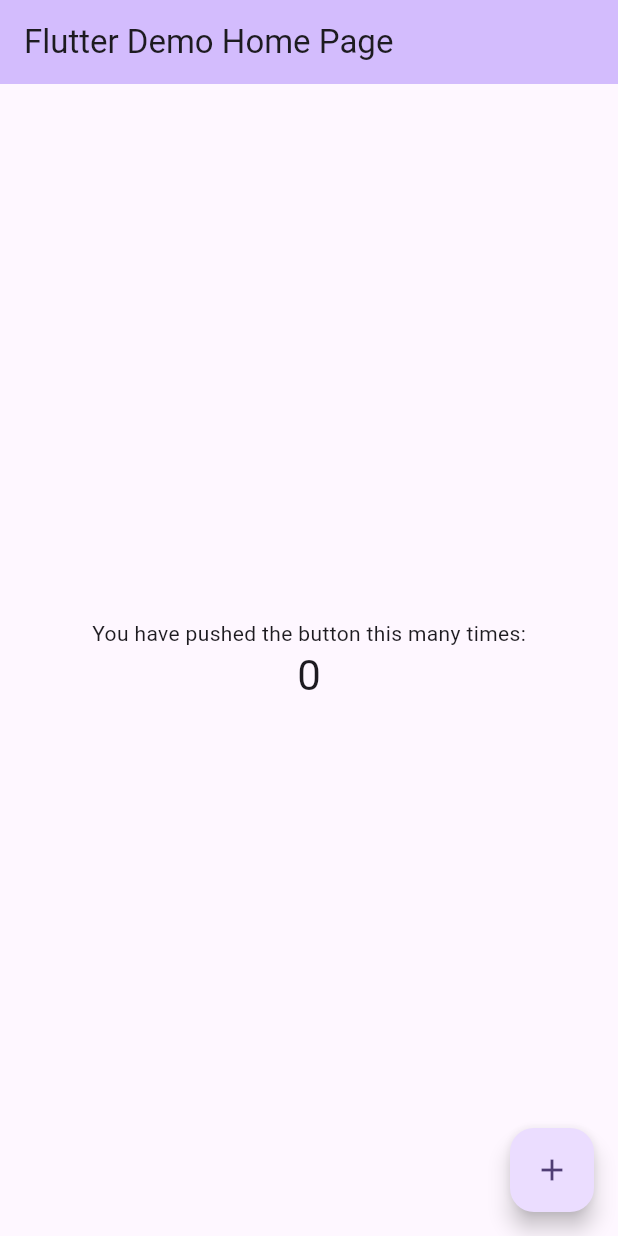
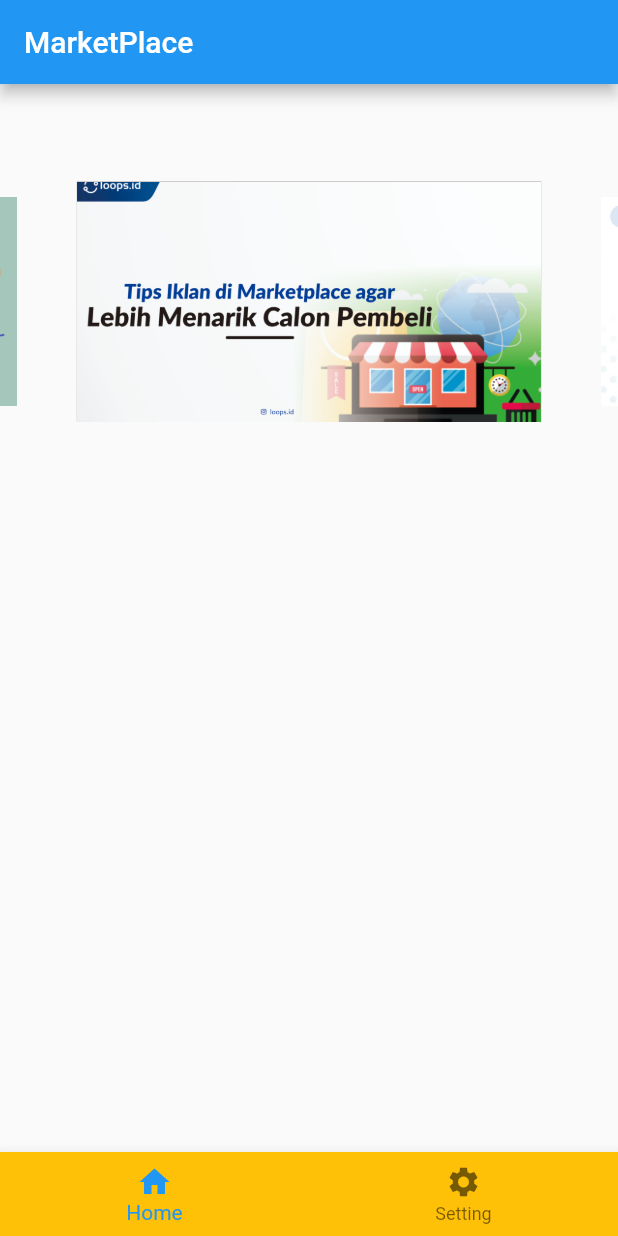
Before and after one commit to danielhartonohonoris1/PROJECT-UAS-MARKETPLACE, a Flutter app: the screen it shows after launch, on a phone screen of 412 x 824 dp. Run offline on Flutter 3.47's test engine with Material 2 defaults, Android fonts, the phone set to English and light mode, and no system bars; drawn by our look-alikes of carousel_slider.

Commit message:
membuat bottomNavigationBar 'Home' dan 'Setting, mem buat filenya dan, membuat slide iklan

```diff
--- /dev/null
+++ b/lib/home.dart
@@ -0,0 +1,75 @@
+import 'package:flutter/material.dart';
+import 'package:carousel_slider/carousel_slider.dart';
+import 'dart:math';
+
+class Home extends StatefulWidget {
+  const Home({Key? key}) : super(key: key);
+
+  @override
+  _HomeState createState() => _HomeState();
+}
+
+class _HomeState extends State<Home> {
+  Random random = Random();
+
+
+
+  // //Array dari gambar diambil dari google
+  // List<String> imageUrls = [
+  //   'https://loops.id/wp-content/uploads/2021/05/10.jpg',
+  //   'https://compas.co.id/wp-content/uploads/2022/08/4-Perbedaan-e-Commerce-dan-Marketplace-1024x532.jpg',
+  //   'https://gencil.news/wp-content/uploads/2021/11/Ecommerce-vs-Marketplace-5.jpg',
+  // ];
+
+  List<String> assetImages = [
+    'image/iklan-1.jpg',
+    'image/iklan-2.jpg',
+    'image/iklan-3.jpg'
+  ];
+
+  @override
+  Widget build(BuildContext context) {
+    return MaterialApp(
+      debugShowCheckedModeBanner: false,
+      home: Scaffold(
+        body: SafeArea(
+          child: Stack(
+            children: <Widget>[
+              //CorouselSlider
+              Container(
+                margin: EdgeInsets.only(top: 45),
+                child: CarouselSlider(
+                  items: assetImages.map((assetPath) {
+                    return Builder(
+                      builder: (BuildContext context) {
+                        return Container(
+                          width: MediaQuery.of(context).size.width,
+                          margin: EdgeInsets.symmetric(
+                              horizontal: 10, vertical: 20),
+                          decoration: BoxDecoration(
+                            color: Colors.grey,
+                          ),
+                          child: Image.asset(
+                            assetPath,
+                            fit: BoxFit.cover,
+                          ),
+                        );
+                      },
+                    );
+                  }).toList(),
+                  options: CarouselOptions(
+                    height: 200.0,
+                    initialPage: 0,
+                    autoPlay: true,
+                    enlargeCenterPage: true,
+                    autoPlayInterval: Duration(seconds: 3),
+                  ),
+                ),
+              ),
+            ],
+          ),
+        ),
+      ),
+    );
+  }
+}
--- a/lib/main.dart
+++ b/lib/main.dart
@@ -1,125 +1,52 @@
 import 'package:flutter/material.dart';
+import 'package:flutter_application_1/home.dart';
+import 'package:flutter_application_1/setting.dart';
 
 void main() {
   runApp(const MyApp());
 }
 
-class MyApp extends StatelessWidget {
-  const MyApp({super.key});
+class MyApp extends StatefulWidget {
+  const MyApp({Key? key}) : super(key: key);
 
-  // This widget is the root of your application.
+  @override
+  _MyAppState createState() => _MyAppState();
+}
+
+class _MyAppState extends State<MyApp> {
+  int currentPages = 0;
+
+  final List<Widget> pages = [
+    const Home(),
+    const Setting(),
+  ];
+
   @override
   Widget build(BuildContext context) {
     return MaterialApp(
-      title: 'Flutter Demo',
-      theme: ThemeData(
-        // This is the theme of your application.
-        //
-        // TRY THIS: Try running your application with "flutter run". You'll see
-        // the application has a blue toolbar. Then, without quitting the app,
-        // try changing the seedColor in the colorScheme below to Colors.green
-        // and then invoke "hot reload" (save your changes or press the "hot
-        // reload" button in a Flutter-supported IDE, or press "r" if you used
-        // the command line to start the app).
-        //
-        // Notice that the counter didn't reset back to zero; the application
-        // state is not lost during the reload. To reset the state, use hot
-        // restart instead.
-        //
-        // This works for code too, not just values: Most code changes can be
-        // tested with just a hot reload.
-        colorScheme: ColorScheme.fromSeed(seedColor: Colors.deepPurple),
-        useMaterial3: true,
+      debugShowCheckedModeBanner: false,
+      home: Scaffold(
+        appBar: AppBar(
+          title: Text('MarketPlace'),
+        ),
+        body: SafeArea(child: Stack(
+          children: [
+            pages[currentPages],
+          ],
+        )),
+        bottomNavigationBar: BottomNavigationBar(
+          backgroundColor: Colors.amber,
+          currentIndex: currentPages,
+          onTap: (int indexPages) {
+            setState(() {
+              currentPages = indexPages;
+            });
+          },
+            items: const <BottomNavigationBarItem>[
+              BottomNavigationBarItem(icon: Icon(Icons.home), label: 'Home'),
+              BottomNavigationBarItem(icon: Icon(Icons.settings), label: 'Setting')
+            ]),
       ),
-      home: const MyHomePage(title: 'Flutter Demo Home Page'),
     );
   }
 }
-
-class MyHomePage extends StatefulWidget {
-  const MyHomePage({super.key, required this.title});
-
-  // This widget is the home page of your application. It is stateful, meaning
-  // that it has a State object (defined below) that contains fields that affect
-  // how it looks.
-
-  // This class is the configuration for the state. It holds the values (in this
-  // case the title) provided by the parent (in this case the App widget) and
-  // used by the build method of the State. Fields in a Widget subclass are
-  // always marked "final".
-
-  final String title;
-
-  @override
-  State<MyHomePage> createState() => _MyHomePageState();
-}
-
-class _MyHomePageState extends State<MyHomePage> {
-  int _counter = 0;
-
-  void _incrementCounter() {
-    setState(() {
-      // This call to setState tells the Flutter framework that something has
-      // changed in this State, which causes it to rerun the build method below
-      // so that the display can reflect the updated values. If we changed
-      // _counter without calling setState(), then the build method would not be
-      // called again, and so nothing would appear to happen.
-      _counter++;
-    });
-  }
-
-  @override
-  Widget build(BuildContext context) {
-    // This method is rerun every time setState is called, for instance as done
-    // by the _incrementCounter method above.
-    //
-    // The Flutter framework has been optimized to make rerunning build methods
-    // fast, so that you can just rebuild anything that needs updating rather
-    // than having to individually change instances of widgets.
-    return Scaffold(
-      appBar: AppBar(
-        // TRY THIS: Try changing the color here to a specific color (to
-        // Colors.amber, perhaps?) and trigger a hot reload to see the AppBar
-        // change color while the other colors stay the same.
-        backgroundColor: Theme.of(context).colorScheme.inversePrimary,
-        // Here we take the value from the MyHomePage object that was created by
-        // the App.build method, and use it to set our appbar title.
-        title: Text(widget.title),
-      ),
-      body: Center(
-        // Center is a layout widget. It takes a single child and positions it
-        // in the middle of the parent.
-        child: Column(
-          // Column is also a layout widget. It takes a list of children and
-          // arranges them vertically. By default, it sizes itself to fit its
-          // children horizontally, and tries to be as tall as its parent.
-          //
-          // Column has various properties to control how it sizes itself and
-          // how it positions its children. Here we use mainAxisAlignment to
-          // center the children vertically; the main axis here is the vertical
-          // axis because Columns are vertical (the cross axis would be
-          // horizontal).
-          //
-          // TRY THIS: Invoke "debug painting" (choose the "Toggle Debug Paint"
-          // action in the IDE, or press "p" in the console), to see the
-          // wireframe for each widget.
-          mainAxisAlignment: MainAxisAlignment.center,
-          children: <Widget>[
-            const Text(
-              'You have pushed the button this many times:',
-            ),
-            Text(
-              '$_counter',
-              style: Theme.of(context).textTheme.headlineMedium,
-            ),
-          ],
-        ),
-      ),
-      floatingActionButton: FloatingActionButton(
-        onPressed: _incrementCounter,
-        tooltip: 'Increment',
-        child: const Icon(Icons.add),
-      ), // This trailing comma makes auto-formatting nicer for build methods.
-    );
-  }
-}
--- /dev/null
+++ b/lib/setting.dart
@@ -0,0 +1,23 @@
+import 'package:flutter/material.dart';
+
+class Setting extends StatefulWidget {
+  const Setting({Key? key}) : super(key: key);
+
+  @override
+  _SettingState createState() => _SettingState();
+}
+
+class _SettingState extends State<Setting> {
+  @override
+  Widget build(BuildContext context) {
+    return const MaterialApp(
+      debugShowCheckedModeBanner: false,
+      home: Scaffold(
+        body: SafeArea(
+            child: Stack(
+          children: [Text('Coming soon')],
+        )),
+      ),
+    );
+  }
+}
```
Also changed, not shown: pubspec.yaml (+5 -2 lines), image/iklan-1.jpg (added), image/iklan-2.jpg (added), image/iklan-3.jpg (added), pubspec.lock.
